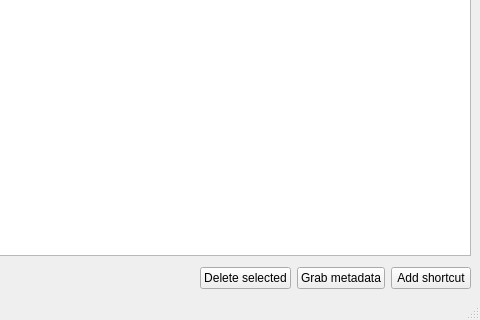
This is ui/main_window.ui in OmarQurashi868/shortyQt as Qt 5 draws it before an edit; both pictures show x 159 to 639 and y 140 to 460 of the 639 by 460 pixel window. The edited form follows.
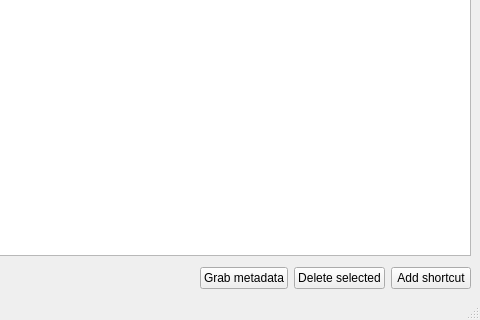
This is the edited form.

Commit message: button swap + status update

```diff
--- a/ui/main_window.ui
+++ b/ui/main_window.ui
@@ -41,16 +41,16 @@
        </spacer>
       </item>
       <item>
-       <widget class="QPushButton" name="deleteButton">
+       <widget class="QPushButton" name="metadataButton">
         <property name="text">
-         <string>Delete selected</string>
+         <string>Grab metadata</string>
         </property>
        </widget>
       </item>
       <item>
-       <widget class="QPushButton" name="metadataButton">
+       <widget class="QPushButton" name="deleteButton">
         <property name="text">
-         <string>Grab metadata</string>
+         <string>Delete selected</string>
         </property>
        </widget>
       </item>
```
The commit also changes 1 other file.
